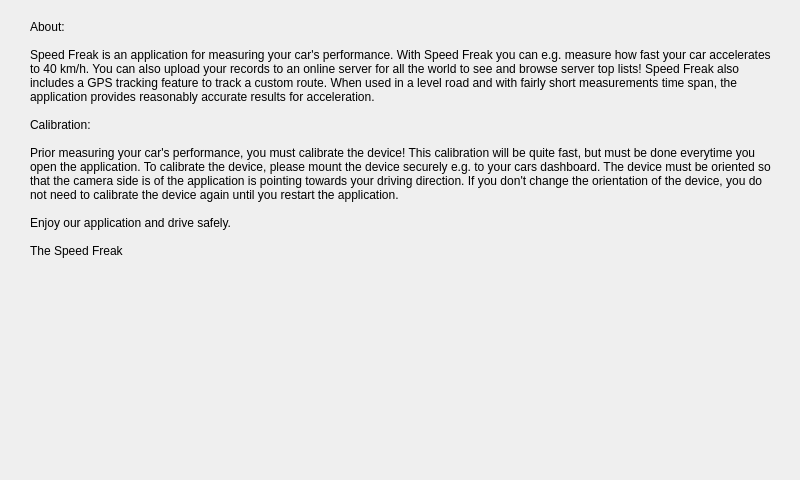
ArtemD/SpeedFreak, file Client/instructionsdialog.ui: the form before one commit.
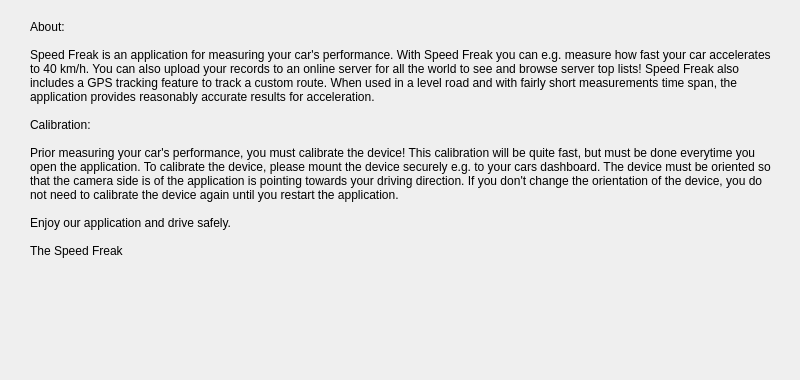
The form after the commit.

```diff
--- a/Client/instructionsdialog.ui
+++ b/Client/instructionsdialog.ui
@@ -7,7 +7,7 @@
     <x>0</x>
     <y>0</y>
     <width>800</width>
-    <height>480</height>
+    <height>380</height>
    </rect>
   </property>
   <property name="windowTitle">
```
